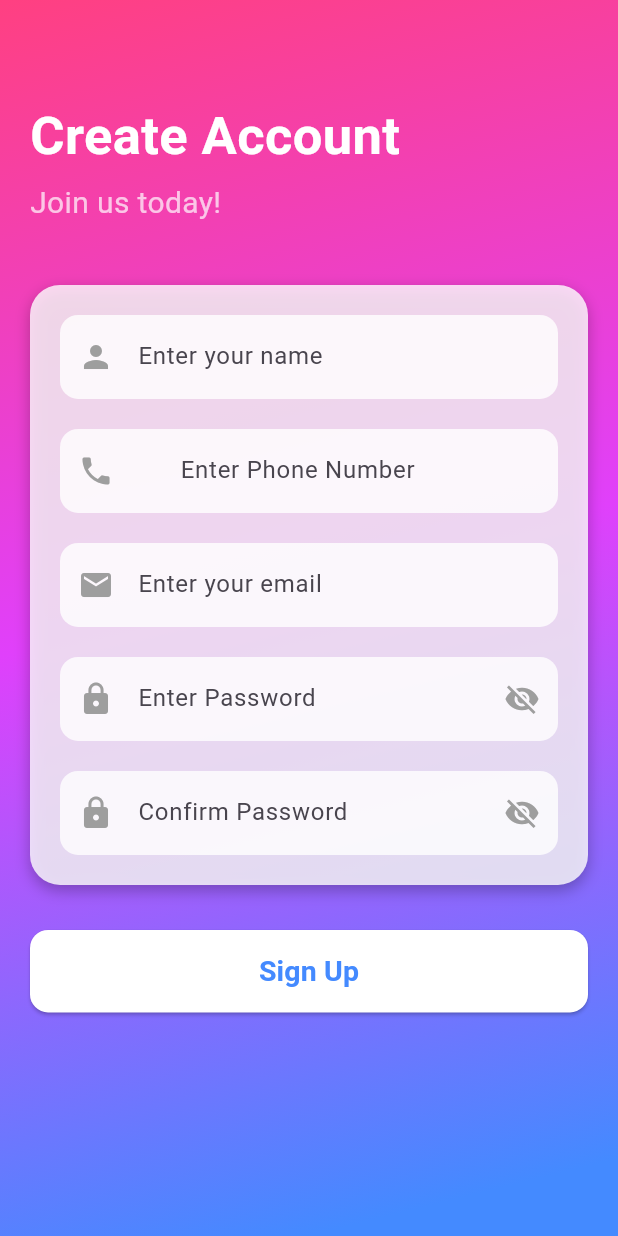
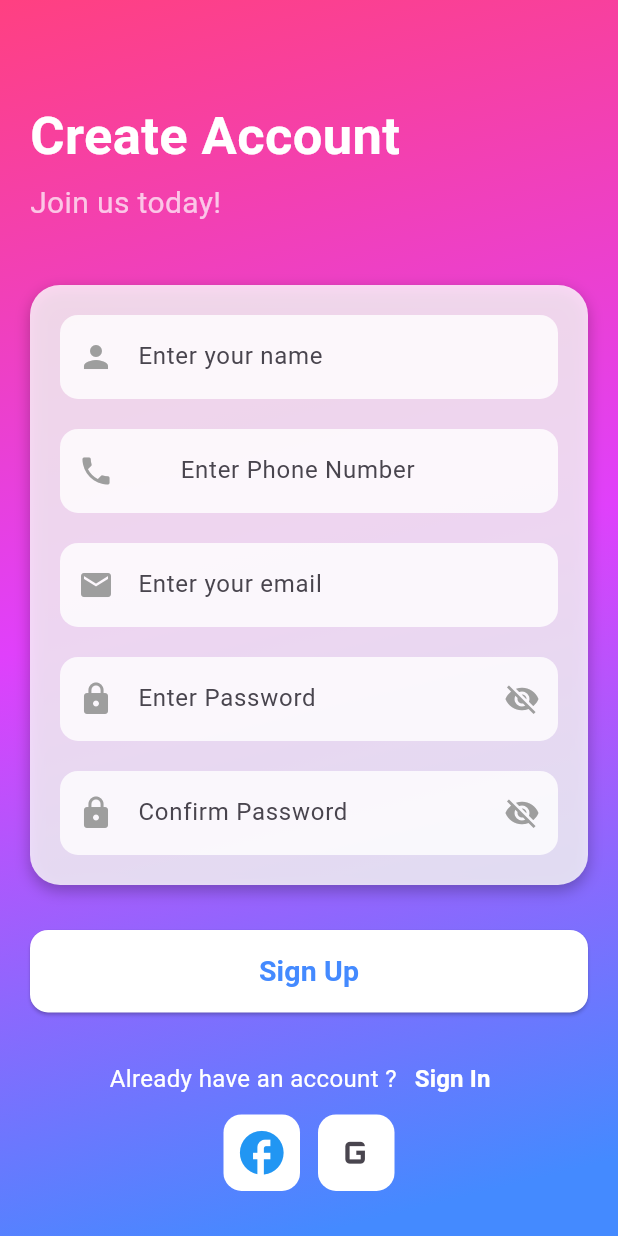
Before and after one commit to Theekshana1999/Social-Media-App, a Flutter app: the SignUpScreen screen opened by its route, on a phone screen of 412 x 824 dp. Run offline on Flutter 3.47's test engine with Material 3 defaults, Android fonts, the phone set to English and light mode, and no system bars; our stand-ins replace curved_navigation_bar, font_awesome_flutter.

Commit message:
fix: correct import case for person_detail_Page and add navigation to MyProfilePage in OtpScreen feat: enhance SignUpScreen with social media sign-up options and sign-in prompt

```diff
--- a/lib/Screen/home_screen.dart
+++ b/lib/Screen/home_screen.dart
@@ -1,8 +1,8 @@
 import 'package:curved_navigation_bar/curved_navigation_bar.dart';
 import 'package:flutter/material.dart';
-import 'package:login/Screen/Person_detail_Page.dart';
+import 'package:login/Screen/person_detail_Page.dart';
 import 'package:login/Widgets/ProfileCard.dart';
-import 'package:login/utils/color_utils.dart';
+
 import '../models/person.dart';
 
 class HomeScreen extends StatelessWidget {
@@ -55,6 +55,7 @@ class HomeScreen extends StatelessWidget {
   Widget build(BuildContext context) {
     return Scaffold(
       appBar: AppBar(
+        backgroundColor: Colors.pinkAccent,
         leading: const Icon(Icons.menu),
         title: const Text('Social Media App'),
       ),
--- a/lib/Screen/otp_screen.dart
+++ b/lib/Screen/otp_screen.dart
@@ -1,5 +1,6 @@
 import 'package:flutter/material.dart';
 import 'package:font_awesome_flutter/font_awesome_flutter.dart';
+import 'package:login/Screen/myprofile_screen.dart';
 
 class OtpScreen extends StatefulWidget {
   const OtpScreen({super.key});
@@ -56,7 +57,13 @@ class _OtpScreenState extends State<OtpScreen> {
                   width: 180,
                   height: 45,
                   child: ElevatedButton(
-                    onPressed: () {},
+                    onPressed: () {
+                      Navigator.of(context).push(
+                        MaterialPageRoute(
+                          builder: (context) => const MyProfilePage(),
+                        ),
+                      );
+                    },
                     style: ElevatedButton.styleFrom(
                       backgroundColor: Colors.green,
                       shape: RoundedRectangleBorder(
@@ -96,6 +103,7 @@ class _OtpScreenState extends State<OtpScreen> {
                       ),
                     ),
                   ),
+
                 ),
               ],
             ),
--- a/lib/Screen/signup_screen.dart
+++ b/lib/Screen/signup_screen.dart
@@ -1,5 +1,4 @@
 import 'package:flutter/material.dart';
-import 'package:login/Screen/signup_screen.dart';
 
 class SignUpScreen extends StatefulWidget {
   const SignUpScreen({super.key});
@@ -299,6 +298,61 @@ class _SignUpScreenState extends State<SignUpScreen> {
                       ),
                     ),
                   ),
+                  const SizedBox(height: 20),
+                  Row(
+                    mainAxisAlignment: MainAxisAlignment.center,
+                    children: [
+                      const Text(
+                        "Already have an account ?",
+                        style: TextStyle(fontSize: 16, color: Colors.white),
+                      ),
+                      TextButton(
+                        onPressed: () {
+                          Navigator.pushReplacementNamed(context, '/signin');
+                        },
+                        child: const Text(
+                          "Sign In",
+                          style: TextStyle(
+                            fontSize: 16,
+                            color: Colors.white,
+                            fontWeight: FontWeight.bold,
+                          ),
+                        ),
+                      ),
+                    ],
+                  ),
+                  // const SizedBox(height: 10),
+                  Row(
+                    mainAxisAlignment: MainAxisAlignment.center,
+                    children: [
+
+                      Container(
+                        decoration: BoxDecoration(
+                          color: Colors.white,
+                          borderRadius: BorderRadius.circular(12),
+                        ),
+                        child: IconButton(
+                          icon: const Icon(Icons.facebook, size: 35,color: Colors.blue,),
+                          onPressed: () {
+                            // Handle Facebook sign up
+                          },
+                        ),
+                      ),
+                      SizedBox(width: 12),
+                      Container(
+                        decoration: BoxDecoration(
+                          color: Colors.white,
+                          borderRadius: BorderRadius.circular(12),
+                        ),
+                        child: IconButton(
+                          icon: const Icon(Icons.g_mobiledata, size: 35),
+                          onPressed: () {
+                            // Handle Google sign up
+                          },
+                        ),
+                      ),
+                    ],
+                  ),
                 ],
               ),
             ),
```
